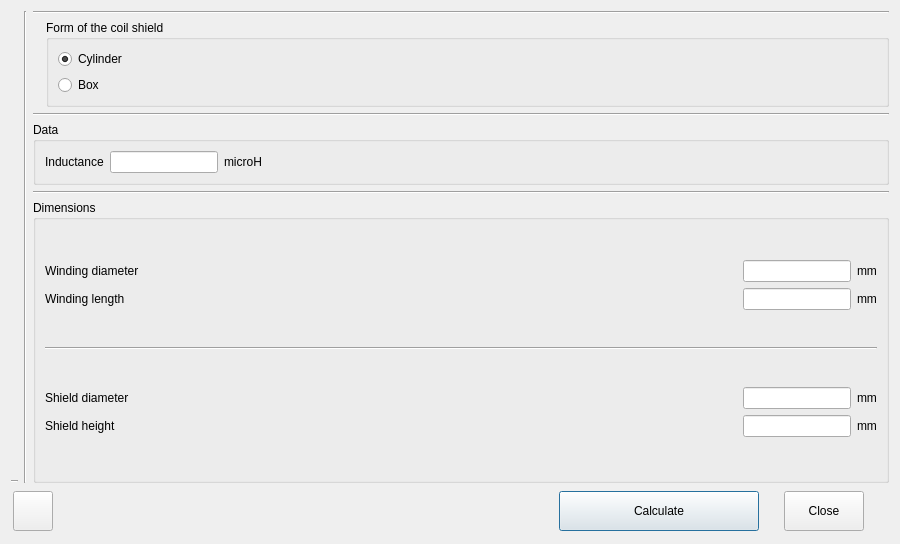
Above: shield.ui from radioacoustick/Coil64 before the change. Below: the same form after it.
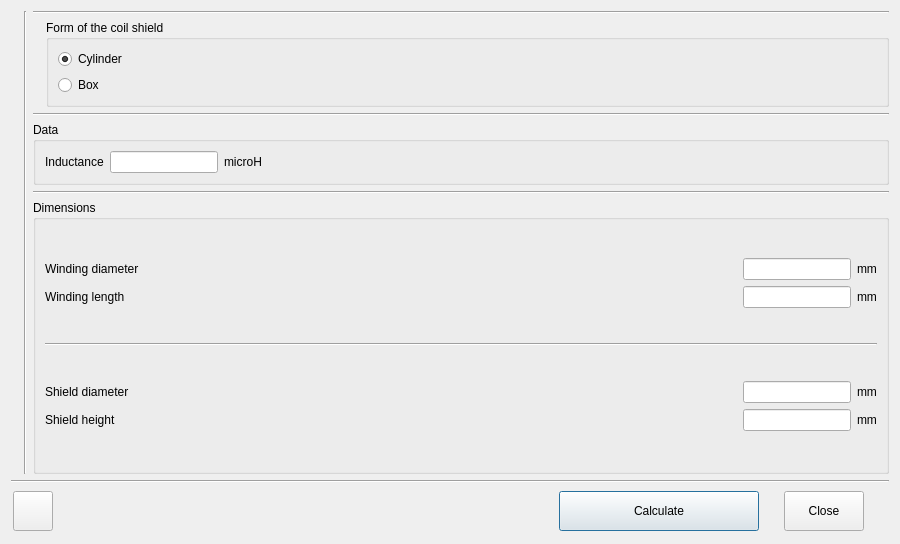
That is the form after the change. Icons and pictures are not drawn.

Diff of the .ui file:
```diff
--- a/shield.ui
+++ b/shield.ui
@@ -68,19 +68,6 @@
          </property>
         </widget>
        </item>
-       <item>
-        <widget class="Line" name="line_5">
-         <property name="sizePolicy">
-          <sizepolicy hsizetype="Minimum" vsizetype="Fixed">
-           <horstretch>0</horstretch>
-           <verstretch>0</verstretch>
-          </sizepolicy>
-         </property>
-         <property name="orientation">
-          <enum>Qt::Horizontal</enum>
-         </property>
-        </widget>
-       </item>
       </layout>
      </item>
      <item>
@@ -399,6 +386,13 @@
      </item>
     </layout>
    </item>
+   <item>
+    <widget class="Line" name="line_5">
+     <property name="orientation">
+      <enum>Qt::Horizontal</enum>
+     </property>
+    </widget>
+   </item>
    <item>
     <layout class="QHBoxLayout" name="horizontalLayout_2">
      <property name="spacing">
```
